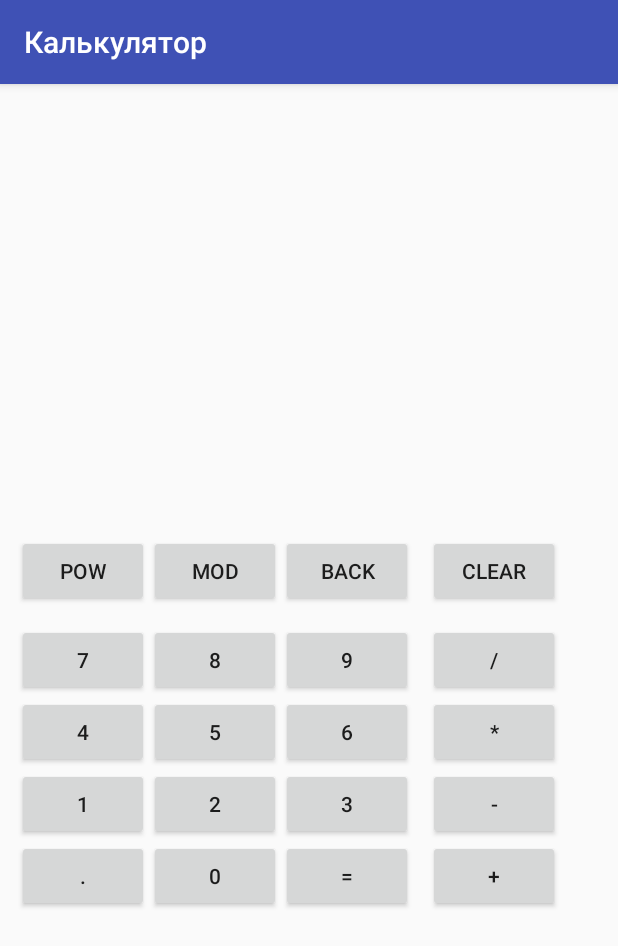
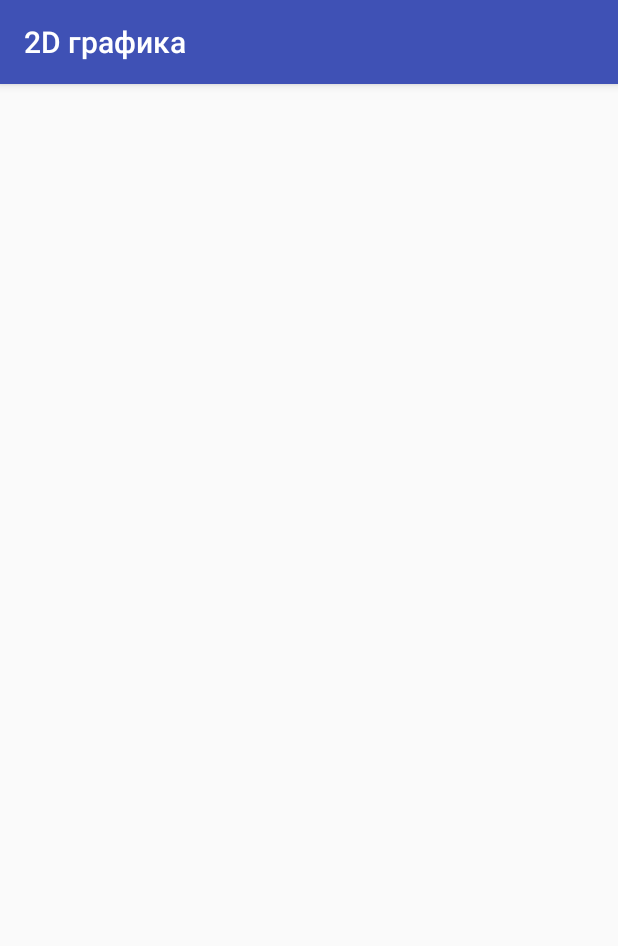
Before and after one commit to sakateka/courseWork, an Android app: the screen it shows after launch (CalculatorActivity before the commit, DrawActivity after it), after a tap on "ЗАДАНИЕ №2", on a phone screen of 412 x 824 dp. Shown: the top 946 px of the screen. Run offline under Robolectric (Android 15) with nearby library versions, the phone set to English and light mode, and no system bars.

Commit message:
add DrawActivity

```diff
--- /dev/null
+++ b/app/src/main/java/com/example/skacheev/myapplication/DrawActivity.java
@@ -0,0 +1,13 @@
+package com.example.skacheev.myapplication;
+
+import android.support.v7.app.AppCompatActivity;
+import android.os.Bundle;
+
+public class DrawActivity extends AppCompatActivity {
+
+    @Override
+    protected void onCreate(Bundle savedInstanceState) {
+        super.onCreate(savedInstanceState);
+        setContentView(R.layout.activity_draw);
+    }
+}
--- a/app/src/main/java/com/example/skacheev/myapplication/MainActivity.java
+++ b/app/src/main/java/com/example/skacheev/myapplication/MainActivity.java
@@ -20,7 +20,7 @@
                 klass = CalculatorActivity.class;
                 break;
             case R.id.btn_task_2:
-                klass = CalculatorActivity.class;
+                klass = DrawActivity.class;
                 break;
             case R.id.btn_task_3:
                 klass = CalculatorActivity.class;
--- /dev/null
+++ b/app/src/main/res/layout/activity_draw.xml
@@ -0,0 +1,9 @@
+<?xml version="1.0" encoding="utf-8"?>
+<android.support.constraint.ConstraintLayout xmlns:android="http://schemas.android.com/apk/res/android"
+    xmlns:app="http://schemas.android.com/apk/res-auto"
+    xmlns:tools="http://schemas.android.com/tools"
+    android:layout_width="match_parent"
+    android:layout_height="match_parent"
+    tools:context="com.example.skacheev.myapplication.DrawActivity">
+
+</android.support.constraint.ConstraintLayout>
--- a/app/src/main/res/values/strings.xml
+++ b/app/src/main/res/values/strings.xml
@@ -1,6 +1,7 @@
 <resources>
     <string name="app_name">Курсовая работа</string>
     <string name="app_calc">Калькулятор</string>
+    <string name="app_draw">2D графика</string>
     <string name="back">back</string>
     <string name="clear">clear</string>
     <string name="mod">mod</string>
```
Also changed, not shown: app/src/main/AndroidManifest.xml (+7 -1 lines).
